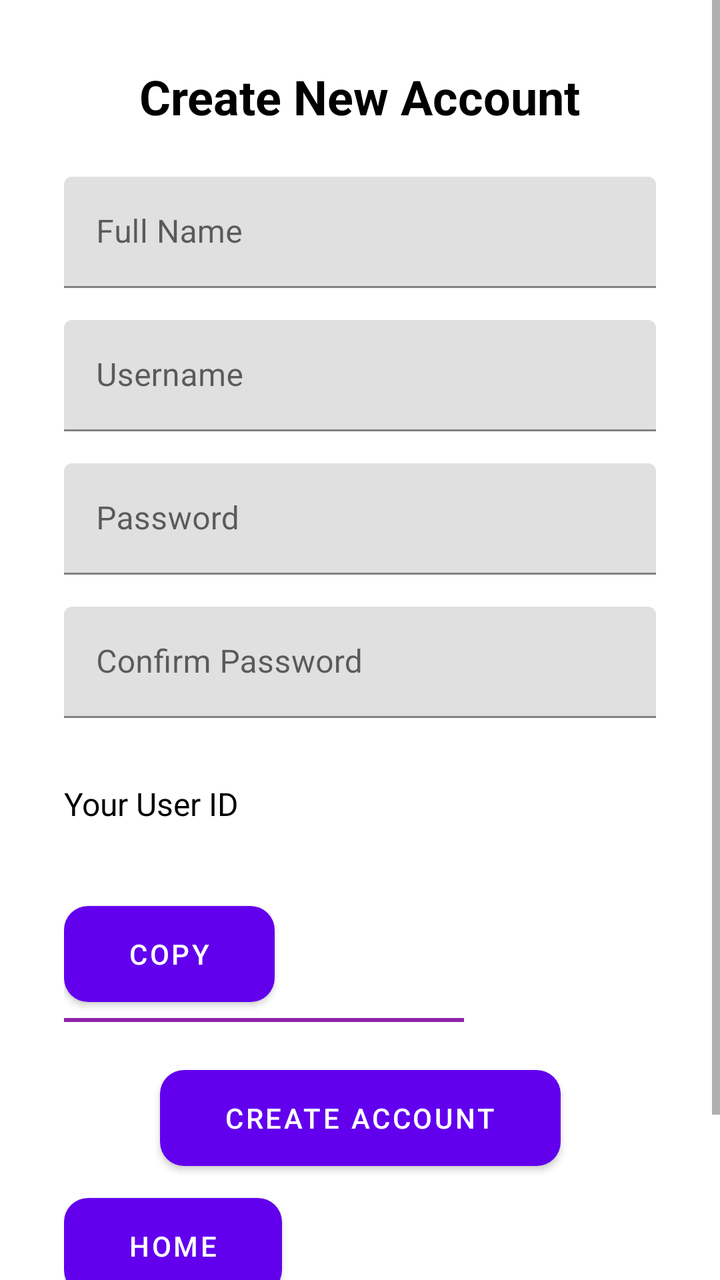
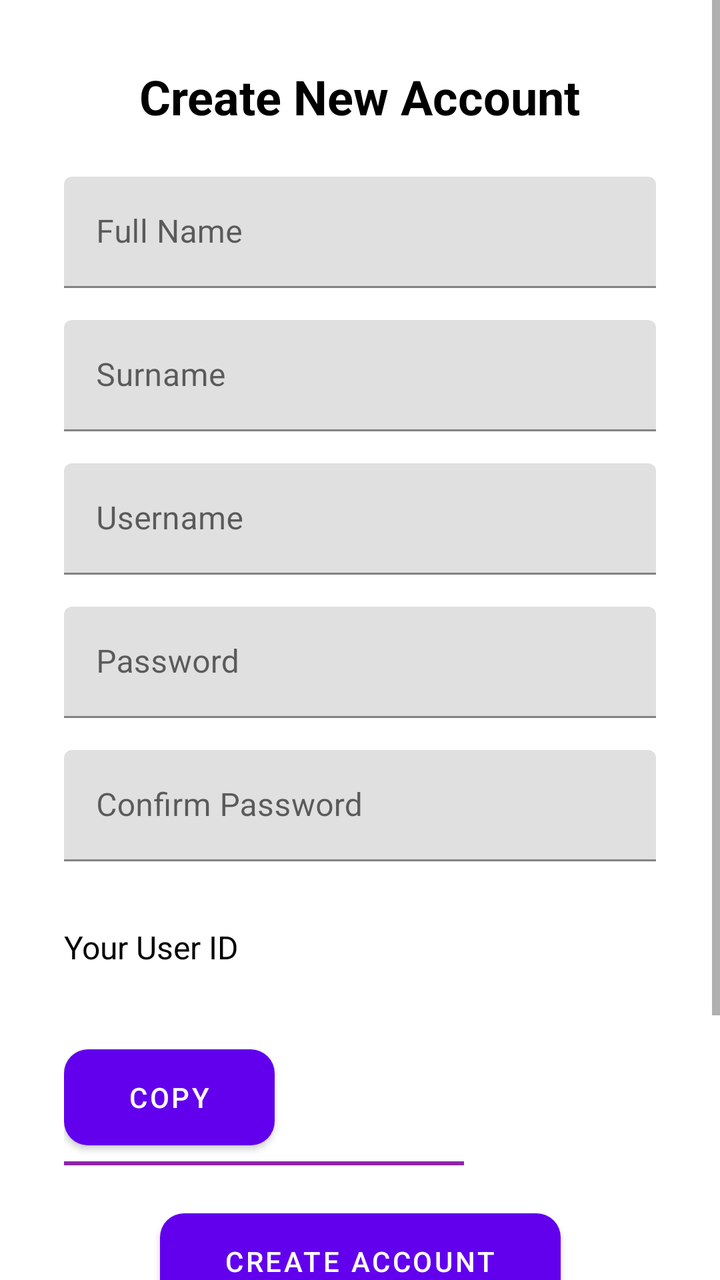

Two renders of the same Android screen: before a commit and after it. Below are the layout's source before the change and the commit's diff.
<!-- AndroidManifest.xml: application theme Theme.HarmonieBudget -->
<!-- res/layout/activity_register.xml -->
<?xml version="1.0" encoding="utf-8"?>
<ScrollView
    xmlns:android="http://schemas.android.com/apk/res/android"
    xmlns:app="http://schemas.android.com/apk/res-auto"
    android:layout_width="match_parent"
    android:layout_height="match_parent"
    android:fillViewport="true">

    <androidx.constraintlayout.widget.ConstraintLayout
        android:layout_width="match_parent"
        android:layout_height="wrap_content"
        android:padding="32dp"
        android:background="@color/white">

        
        <TextView
            android:id="@+id/tv_register_title"
            android:layout_width="wrap_content"
            android:layout_height="wrap_content"
            android:text="@string/create_account_title"
            android:textSize="24sp"
            android:textStyle="bold"
            app:layout_constraintTop_toTopOf="parent"
            app:layout_constraintStart_toStartOf="parent"
            app:layout_constraintEnd_toEndOf="parent" />

        
        <com.google.android.material.textfield.TextInputLayout
            android:id="@+id/til_name"
            android:layout_width="0dp"
            android:layout_height="wrap_content"
            android:layout_marginTop="24dp"
            app:layout_constraintTop_toBottomOf="@id/tv_register_title"
            app:layout_constraintStart_toStartOf="parent"
            app:layout_constraintEnd_toEndOf="parent">
            <com.google.android.material.textfield.TextInputEditText
                android:id="@+id/et_name"
                android:layout_width="match_parent"
                android:layout_height="wrap_content"
                android:hint="@string/name_hint"
                android:textColor="@android:color/black" />
        </com.google.android.material.textfield.TextInputLayout>

        
        <com.google.android.material.textfield.TextInputLayout
            android:id="@+id/til_username"
            android:layout_width="0dp"
            android:layout_height="wrap_content"
            android:layout_marginTop="16dp"
            app:layout_constraintTop_toBottomOf="@id/til_name"
            app:layout_constraintStart_toStartOf="parent"
            app:layout_constraintEnd_toEndOf="parent">
            <com.google.android.material.textfield.TextInputEditText
                android:id="@+id/et_username"
                android:layout_width="match_parent"
                android:layout_height="wrap_content"
                android:hint="@string/username_hint"
                android:textColor="@android:color/black" />
        </com.google.android.material.textfield.TextInputLayout>

        
        <com.google.android.material.textfield.TextInputLayout
            android:id="@+id/til_password"
            android:layout_width="0dp"
            android:layout_height="wrap_content"
            android:layout_marginTop="16dp"
            app:layout_constraintTop_toBottomOf="@id/til_username"
            app:layout_constraintStart_toStartOf="parent"
            app:layout_constraintEnd_toEndOf="parent">
            <com.google.android.material.textfield.TextInputEditText
                android:id="@+id/et_password"
                android:layout_width="match_parent"
                android:layout_height="wrap_content"
                android:hint="@string/password_hint"
                android:inputType="textPassword"
                android:textColor="@android:color/black" />
        </com.google.android.material.textfield.TextInputLayout>

        
        <com.google.android.material.textfield.TextInputLayout
            android:id="@+id/til_confirm_password"
            android:layout_width="0dp"
            android:layout_height="wrap_content"
            android:layout_marginTop="16dp"
            app:layout_constraintTop_toBottomOf="@id/til_password"
            app:layout_constraintStart_toStartOf="parent"
            app:layout_constraintEnd_toEndOf="parent">
            <com.google.android.material.textfield.TextInputEditText
                android:id="@+id/et_confirm_password"
                android:layout_width="match_parent"
                android:layout_height="wrap_content"
                android:hint="@string/confirm_password_hint"
                android:inputType="textPassword"
                android:textColor="@android:color/black" />
        </com.google.android.material.textfield.TextInputLayout>

        
        <TextView
            android:id="@+id/tv_user_id_label"
            android:layout_width="wrap_content"
            android:layout_height="wrap_content"
            android:text="@string/user_id_label"
            android:textSize="16sp"
            android:layout_marginTop="32dp"
            app:layout_constraintTop_toBottomOf="@id/til_confirm_password"
            app:layout_constraintStart_toStartOf="parent" />

        <TextView
            android:id="@+id/tv_generated_user_id"
            android:layout_width="wrap_content"
            android:layout_height="wrap_content"
            android:textSize="18sp"
            android:textStyle="bold"
            android:layout_marginTop="8dp"
            app:layout_constraintTop_toBottomOf="@id/tv_user_id_label"
            app:layout_constraintStart_toStartOf="parent" />

        
        <Button
            android:id="@+id/btn_copy_user_id"
            android:layout_width="wrap_content"
            android:layout_height="wrap_content"
            android:text="@string/copy"
            android:minHeight="48dp"
            android:paddingStart="32dp"
            android:paddingEnd="32dp"
            android:background="@drawable/rounded_button"
            android:textColor="#FFFFFF"
            android:layout_marginTop="8dp"
            app:layout_constraintTop_toBottomOf="@id/tv_generated_user_id"
            app:layout_constraintStart_toStartOf="parent" />

        
        <View
            android:id="@+id/divider"
            android:layout_width="200dp"
            android:layout_height="2dp"
            android:background="#8E24AA"
            android:layout_marginTop="8dp"
            app:layout_constraintTop_toBottomOf="@id/btn_copy_user_id"
            app:layout_constraintStart_toStartOf="parent" />

        
        <Button
            android:id="@+id/btn_register"
            android:layout_width="wrap_content"
            android:layout_height="wrap_content"
            android:text="@string/create_account_button"
            android:minHeight="48dp"
            android:paddingStart="32dp"
            android:paddingEnd="32dp"
            android:background="@drawable/rounded_button"
            android:textColor="#FFFFFF"
            android:layout_marginTop="24dp"
            app:layout_constraintTop_toBottomOf="@id/divider"
            app:layout_constraintStart_toStartOf="parent"
            app:layout_constraintEnd_toEndOf="parent" />

        
        <Button
            android:id="@+id/btn_home"
            android:layout_width="wrap_content"
            android:layout_height="wrap_content"
            android:text="@string/home_button"
            android:minHeight="48dp"
            android:paddingStart="32dp"
            android:paddingEnd="32dp"
            android:background="@drawable/rounded_button"
            android:textColor="#FFFFFF"
            android:layout_marginTop="16dp"
            app:layout_constraintTop_toBottomOf="@id/btn_register"
            app:layout_constraintStart_toStartOf="parent" />

        
        <Button
            android:id="@+id/btn_log_in"
            android:layout_width="wrap_content"
            android:layout_height="wrap_content"
            android:text="@string/log_in_button"
            android:minHeight="48dp"
            android:paddingStart="32dp"
            android:paddingEnd="32dp"
            android:background="@drawable/rounded_button"
            android:textColor="#FFFFFF"
            android:layout_marginTop="8dp"
            app:layout_constraintTop_toBottomOf="@id/btn_home"
            app:layout_constraintStart_toStartOf="parent"
            app:layout_constraintEnd_toEndOf="parent" />

    </androidx.constraintlayout.widget.ConstraintLayout>
</ScrollView>
<!-- resources referenced by this layout -->
<resources>
  <color name="white">#FFFFFFFF</color>
  <!-- drawable rounded_button (drawable) -->
  <?xml version="1.0" encoding="utf-8"?>
  <shape xmlns:android="http://schemas.android.com/apk/res/android">
      <solid android:color="#007AFF" /> 
      <corners android:radius="12dp" /> 
      <padding android:left="16dp" android:top="12dp" android:right="16dp" android:bottom="12dp" />
  </shape>
  <string name="confirm_password_hint">Confirm Password</string>
  <string name="copy">Copy</string>
  <string name="create_account_button">Create Account</string>
  <string name="create_account_title">Create New Account</string>
  <string name="home_button">Home</string>
  <string name="log_in_button">Log In</string>
  <string name="name_hint">Full Name</string>
  <string name="password_hint">Password</string>
  <string name="user_id_label">Your User ID</string>
  <string name="username_hint">Username</string>
  <style name="Theme.HarmonieBudget" parent="Theme.MaterialComponents.DayNight.NoActionBar">
  
          
          <item name="colorPrimary">@color/purple_500</item>
  
          
          <item name="colorPrimaryVariant">@color/purple_700</item>
  
          
          <item name="colorSecondary">@color/teal_200</item>
  
          
          <item name="android:windowBackground">@color/white</item>
  
          
          <item name="android:textColor">@android:color/black</item>
  
      </style>
  <color name="purple_500">#FF6200EE</color>
  <color name="purple_700">#FF3700B3</color>
  <color name="teal_200">#FF03DAC5</color>
</resources>

<!-- the commit's change to res/layout/activity_register.xml (unified diff, before → after) -->
@@ -5,14 +5,11 @@
     android:layout_width="match_parent"
     android:layout_height="match_parent"
     android:fillViewport="true">
-
     <androidx.constraintlayout.widget.ConstraintLayout
         android:layout_width="match_parent"
         android:layout_height="wrap_content"
         android:padding="32dp"
         android:background="@color/white">
-
-        
         <TextView
             android:id="@+id/tv_register_title"
             android:layout_width="wrap_content"
@@ -23,8 +20,6 @@
             app:layout_constraintTop_toTopOf="parent"
             app:layout_constraintStart_toStartOf="parent"
             app:layout_constraintEnd_toEndOf="parent" />
-
-        
         <com.google.android.material.textfield.TextInputLayout
             android:id="@+id/til_name"
             android:layout_width="0dp"
@@ -40,14 +35,28 @@
                 android:hint="@string/name_hint"
                 android:textColor="@android:color/black" />
         </com.google.android.material.textfield.TextInputLayout>
-
         
+        <com.google.android.material.textfield.TextInputLayout
+            android:id="@+id/til_surname"
+            android:layout_width="0dp"
+            android:layout_height="wrap_content"
+            android:layout_marginTop="16dp"
+            app:layout_constraintTop_toBottomOf="@id/til_name"
+            app:layout_constraintStart_toStartOf="parent"
+            app:layout_constraintEnd_toEndOf="parent">
+            <com.google.android.material.textfield.TextInputEditText
+                android:id="@+id/et_surname"
+                android:layout_width="match_parent"
+                android:layout_height="wrap_content"
+                android:hint="Surname"
+                android:textColor="@android:color/black" />
+        </com.google.android.material.textfield.TextInputLayout>
         <com.google.android.material.textfield.TextInputLayout
             android:id="@+id/til_username"
             android:layout_width="0dp"
             android:layout_height="wrap_content"
             android:layout_marginTop="16dp"
-            app:layout_constraintTop_toBottomOf="@id/til_name"
+            app:layout_constraintTop_toBottomOf="@id/til_surname"
             app:layout_constraintStart_toStartOf="parent"
             app:layout_constraintEnd_toEndOf="parent">
             <com.google.android.material.textfield.TextInputEditText
@@ -57,8 +66,6 @@
                 android:hint="@string/username_hint"
                 android:textColor="@android:color/black" />
         </com.google.android.material.textfield.TextInputLayout>
-
-        
         <com.google.android.material.textfield.TextInputLayout
             android:id="@+id/til_password"
             android:layout_width="0dp"
@@ -75,8 +82,6 @@
                 android:inputType="textPassword"
                 android:textColor="@android:color/black" />
         </com.google.android.material.textfield.TextInputLayout>
-
-        
         <com.google.android.material.textfield.TextInputLayout
             android:id="@+id/til_confirm_password"
             android:layout_width="0dp"
@@ -93,8 +98,6 @@
                 android:inputType="textPassword"
                 android:textColor="@android:color/black" />
         </com.google.android.material.textfield.TextInputLayout>
-
-        
         <TextView
             android:id="@+id/tv_user_id_label"
             android:layout_width="wrap_content"
@@ -104,7 +107,6 @@
             android:layout_marginTop="32dp"
             app:layout_constraintTop_toBottomOf="@id/til_confirm_password"
             app:layout_constraintStart_toStartOf="parent" />
-
         <TextView
             android:id="@+id/tv_generated_user_id"
             android:layout_width="wrap_content"
@@ -114,8 +116,6 @@
             android:layout_marginTop="8dp"
             app:layout_constraintTop_toBottomOf="@id/tv_user_id_label"
             app:layout_constraintStart_toStartOf="parent" />
-
-        
         <Button
             android:id="@+id/btn_copy_user_id"
             android:layout_width="wrap_content"
@@ -129,8 +129,6 @@
             android:layout_marginTop="8dp"
             app:layout_constraintTop_toBottomOf="@id/tv_generated_user_id"
             app:layout_constraintStart_toStartOf="parent" />
-
-        
         <View
             android:id="@+id/divider"
             android:layout_width="200dp"
@@ -139,8 +137,6 @@
             android:layout_marginTop="8dp"
             app:layout_constraintTop_toBottomOf="@id/btn_copy_user_id"
             app:layout_constraintStart_toStartOf="parent" />
-
-        
         <Button
             android:id="@+id/btn_register"
             android:layout_width="wrap_content"
@@ -155,8 +151,6 @@
             app:layout_constraintTop_toBottomOf="@id/divider"
             app:layout_constraintStart_toStartOf="parent"
             app:layout_constraintEnd_toEndOf="parent" />
-
-        
         <Button
             android:id="@+id/btn_home"
             android:layout_width="wrap_content"
@@ -170,8 +164,6 @@
             android:layout_marginTop="16dp"
             app:layout_constraintTop_toBottomOf="@id/btn_register"
             app:layout_constraintStart_toStartOf="parent" />
-
-        
         <Button
             android:id="@+id/btn_log_in"
             android:layout_width="wrap_content"
@@ -186,6 +178,5 @@
             app:layout_constraintTop_toBottomOf="@id/btn_home"
             app:layout_constraintStart_toStartOf="parent"
             app:layout_constraintEnd_toEndOf="parent" />
-
     </androidx.constraintlayout.widget.ConstraintLayout>
 </ScrollView>
